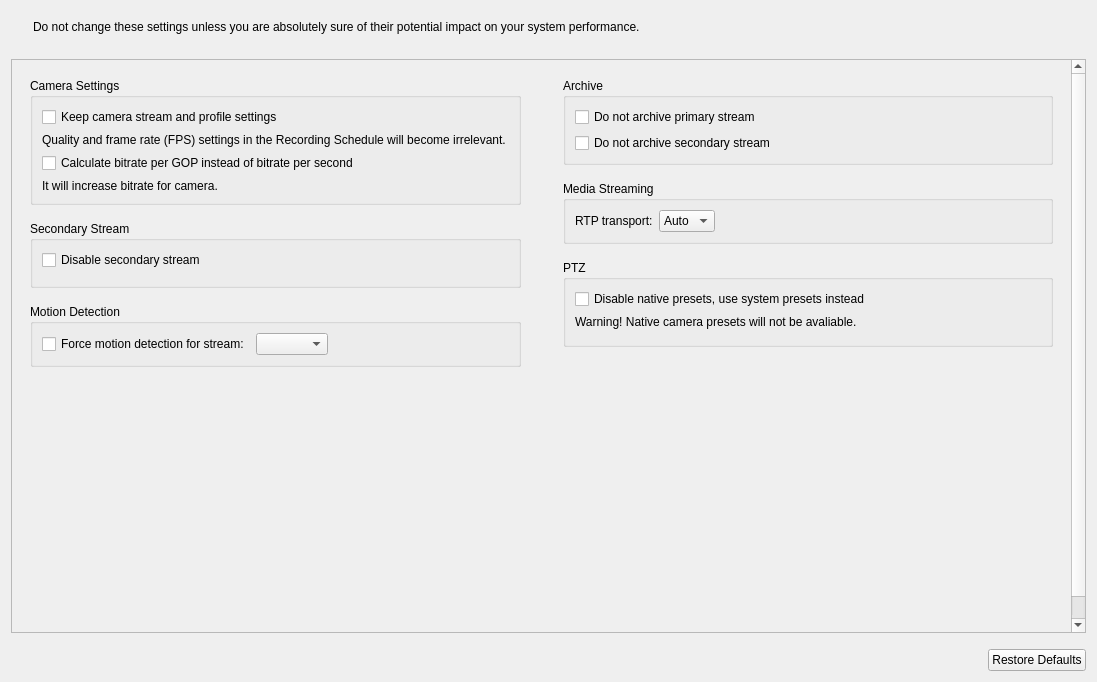
The window that client/nx_client_desktop/src/ui/widgets/properties/expert_settings_widget.ui (networkoptix/nx_open) describes before a commit, drawn with Qt 5.
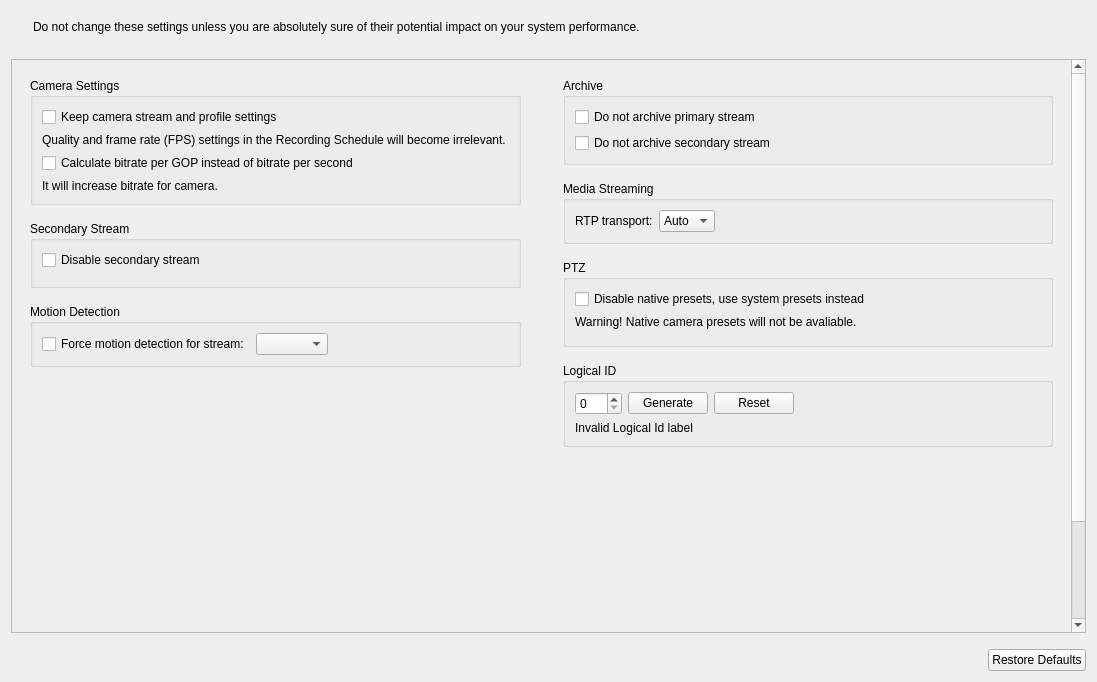
The same window after the commit.

Commit message:
VMS-8537: Introduce camera logicalId attribute
<==== Mercurial data ====>
Branch: vms_3.2_dev

Patch:
```diff
--- a/client/nx_client_desktop/src/ui/widgets/properties/expert_settings_widget.ui
+++ b/client/nx_client_desktop/src/ui/widgets/properties/expert_settings_widget.ui
@@ -60,7 +60,7 @@
         <x>0</x>
         <y>0</y>
         <width>1058</width>
-        <height>586</height>
+        <height>681</height>
        </rect>
       </property>
       <layout class="QHBoxLayout" name="horizontalLayout_5" stretch="1,1">
@@ -333,6 +333,63 @@
             </layout>
            </widget>
           </item>
+          <item>
+           <widget class="QGroupBox" name="logicalIdGroupBox">
+            <property name="title">
+             <string>Logical ID</string>
+            </property>
+            <layout class="QVBoxLayout" name="verticalLayout_11">
+             <item>
+              <layout class="QHBoxLayout" name="horizontalLayout_3">
+               <item>
+                <widget class="QSpinBox" name="logicalIdSpinBox">
+                 <property name="maximum">
+                  <number>999</number>
+                 </property>
+                </widget>
+               </item>
+               <item>
+                <widget class="QPushButton" name="generateLogicalIdButton">
+                 <property name="text">
+                  <string>Generate</string>
+                 </property>
+                </widget>
+               </item>
+               <item>
+                <widget class="QPushButton" name="resetLogicalIdButton">
+                 <property name="text">
+                  <string>Reset</string>
+                 </property>
+                </widget>
+               </item>
+               <item>
+                <spacer name="horizontalSpacer_2">
+                 <property name="orientation">
+                  <enum>Qt::Horizontal</enum>
+                 </property>
+                 <property name="sizeHint" stdset="0">
+                  <size>
+                   <width>40</width>
+                   <height>20</height>
+                  </size>
+                 </property>
+                </spacer>
+               </item>
+              </layout>
+             </item>
+             <item>
+              <widget class="QLabel" name="InvalidLogicalIdText">
+               <property name="text">
+                <string>Invalid Logical Id label</string>
+               </property>
+               <property name="wordWrap">
+                <bool>true</bool>
+               </property>
+              </widget>
+             </item>
+            </layout>
+           </widget>
+          </item>
           <item>
            <spacer name="verticalSpacer_2">
             <property name="orientation">
```
The commit also changes 32 other files.
